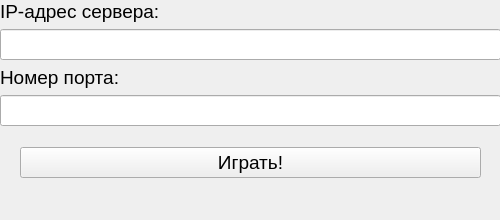
Qt form clientwindow.ui (Darndaru/Bulls_and_cows) before a commit.
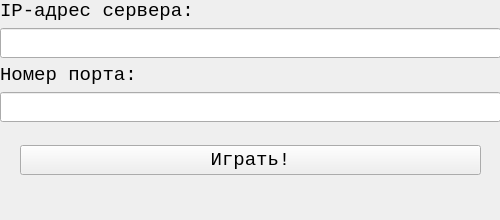
The same form after that commit.

Diff of the .ui file:
```diff
--- a/clientwindow.ui
+++ b/clientwindow.ui
@@ -12,6 +12,7 @@
   </property>
   <property name="font">
    <font>
+    <family>Consolas</family>
     <pointsize>14</pointsize>
    </font>
   </property>
```
